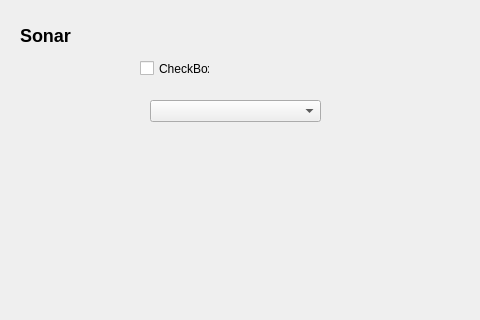
Old version of the form src/ui/configuration/SonarConfig.ui in the repository mavlink/qgroundcontrol; both pictures show x 0 to 480 and y 0 to 320 of the 651 by 432 pixel window.
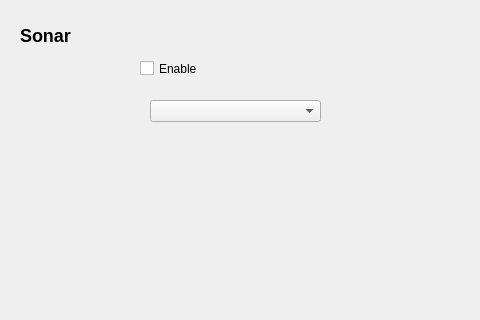
New version of the form. Icons and pictures are not drawn.

Commit message: Addition of orientation combo box for compass config

Patch:
```diff
--- a/src/ui/configuration/SonarConfig.ui
+++ b/src/ui/configuration/SonarConfig.ui
@@ -58,7 +58,7 @@
     </rect>
    </property>
    <property name="text">
-    <string>CheckBox</string>
+    <string>Enable</string>
    </property>
   </widget>
   <widget class="QComboBox" name="sonarTypeComboBox">
```
The commit also changes 2 other files.
